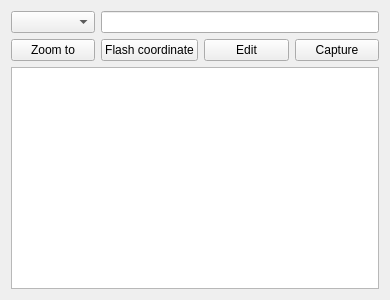
The window that widgets/Esri/ArcGISRuntime/Toolkit/CoordinateConversion.ui (Esri/arcgis-maps-sdk-toolkit-qt) describes before a commit, drawn with Qt 5.
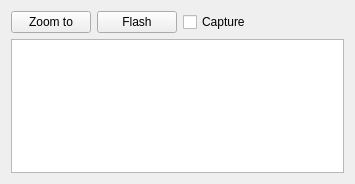
The same window after the commit. Icons and pictures are not drawn.

Diff of the .ui file:
```diff
--- a/widgets/Esri/ArcGISRuntime/Toolkit/CoordinateConversion.ui
+++ b/widgets/Esri/ArcGISRuntime/Toolkit/CoordinateConversion.ui
@@ -6,8 +6,8 @@
    <rect>
     <x>0</x>
     <y>0</y>
-    <width>390</width>
-    <height>300</height>
+    <width>355</width>
+    <height>184</height>
    </rect>
   </property>
   <property name="windowTitle">
@@ -15,51 +15,67 @@
   </property>
   <layout class="QGridLayout" name="gridLayout">
    <item row="0" column="0">
-    <widget class="QComboBox" name="inputSelect"/>
-   </item>
-   <item row="0" column="1" colspan="3">
-    <widget class="QLineEdit" name="inputEdit"/>
-   </item>
-   <item row="1" column="0">
     <widget class="QPushButton" name="zoomTo">
      <property name="text">
       <string>Zoom to</string>
      </property>
-    </widget>
-   </item>
-   <item row="1" column="1">
-    <widget class="QPushButton" name="flashCoordinate">
-     <property name="text">
-      <string>Flash coordinate</string>
+     <property name="icon">
+      <iconset resource="../../../../import/Esri/ArcGISRuntime/Toolkit/images/toolkit_images.qrc">
+       <normaloff>:/esri/arcgisruntime/toolkit/images/Zoom.png</normaloff>:/esri/arcgisruntime/toolkit/images/Zoom.png</iconset>
      </property>
     </widget>
    </item>
-   <item row="1" column="2">
-    <widget class="QPushButton" name="edit">
+   <item row="0" column="1">
+    <widget class="QPushButton" name="flash">
      <property name="text">
-      <string>Edit</string>
+      <string>Flash</string>
      </property>
-     <property name="checkable">
-      <bool>true</bool>
+     <property name="icon">
+      <iconset resource="../../../../import/Esri/ArcGISRuntime/Toolkit/images/toolkit_images.qrc">
+       <normaloff>:/esri/arcgisruntime/toolkit/images/flash.png</normaloff>:/esri/arcgisruntime/toolkit/images/flash.png</iconset>
      </property>
     </widget>
    </item>
-   <item row="1" column="3">
-    <widget class="QPushButton" name="caputre">
+   <item row="0" column="2">
+    <widget class="QCheckBox" name="captureMode">
      <property name="text">
       <string>Capture</string>
      </property>
-     <property name="checkable">
+     <property name="icon">
+      <iconset resource="../../../../import/Esri/ArcGISRuntime/Toolkit/images/toolkit_images.qrc">
+       <normaloff>:/esri/arcgisruntime/toolkit/images/Mouse_Click_Mode.png</normaloff>:/esri/arcgisruntime/toolkit/images/Mouse_Click_Mode.png</iconset>
+     </property>
+    </widget>
+   </item>
+   <item row="0" column="3">
+    <spacer name="horizontalSpacer">
+     <property name="orientation">
+      <enum>Qt::Horizontal</enum>
+     </property>
+     <property name="sizeHint" stdset="0">
+      <size>
+       <width>55</width>
+       <height>20</height>
+      </size>
+     </property>
+    </spacer>
+   </item>
+   <item row="1" column="0" colspan="4">
+    <widget class="QTableView" name="resultsView">
+     <property name="horizontalScrollBarPolicy">
+      <enum>Qt::ScrollBarAlwaysOff</enum>
+     </property>
+     <property name="sizeAdjustPolicy">
+      <enum>QAbstractScrollArea::AdjustToContents</enum>
+     </property>
+     <property name="alternatingRowColors">
       <bool>true</bool>
      </property>
-     <property name="flat">
+     <attribute name="verticalHeaderVisible">
       <bool>false</bool>
-     </property>
+     </attribute>
     </widget>
    </item>
-   <item row="2" column="0" colspan="4">
-    <widget class="QTableWidget" name="tableWidget"/>
-   </item>
   </layout>
  </widget>
  <resources/>
```
Left out of the diff: 4 changed lines with no effect on the pictures.
